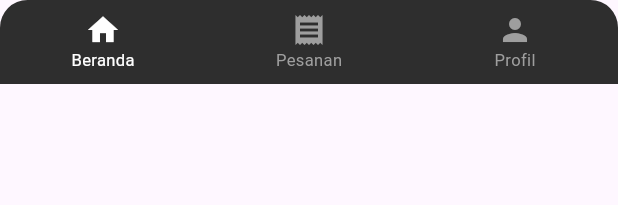
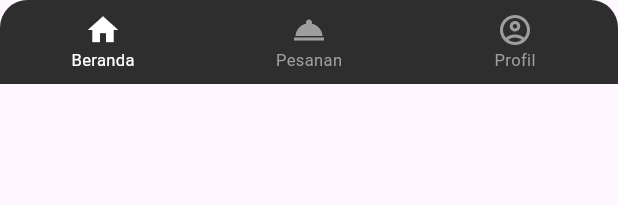
Before and after one commit to tektungg/venturo-javacode-rama, a Flutter app: the BottomNavbar widget shown alone on an empty page, opened directly, on a phone screen of 412 x 824 dp. Shown: the top 205 px of the screen. Run offline on Flutter 3.47's test engine with Material 3 defaults, Android fonts, the phone set to English and light mode, and no system bars; our stand-ins replace cached_network_image, device_info_plus, dio, dropdown_button2, firebase_analytics, firebase_auth and 18 more; missing offline and left inert: app_settings, fast_rsa, flutter_inappwebview, panara_dialogs; accounts and stored records are empty; network calls fail; key blocks and very long unbroken strings in the code were emptied for the run.

Commit message:
fix : bottom navbar icons

```diff
--- a/lib/shared/widgets/bottom_navbar.dart
+++ b/lib/shared/widgets/bottom_navbar.dart
@@ -58,11 +58,11 @@ class BottomNavbar extends StatelessWidget {
                 label: 'Beranda',
               ),
               BottomNavigationBarItem(
-                icon: Icon(Icons.receipt),
+                icon: Icon(Icons.room_service),
                 label: 'Pesanan',
               ),
               BottomNavigationBarItem(
-                icon: Icon(Icons.person),
+                icon: Icon(Icons.account_circle_outlined),
                 label: 'Profil',
               ),
             ],
```
